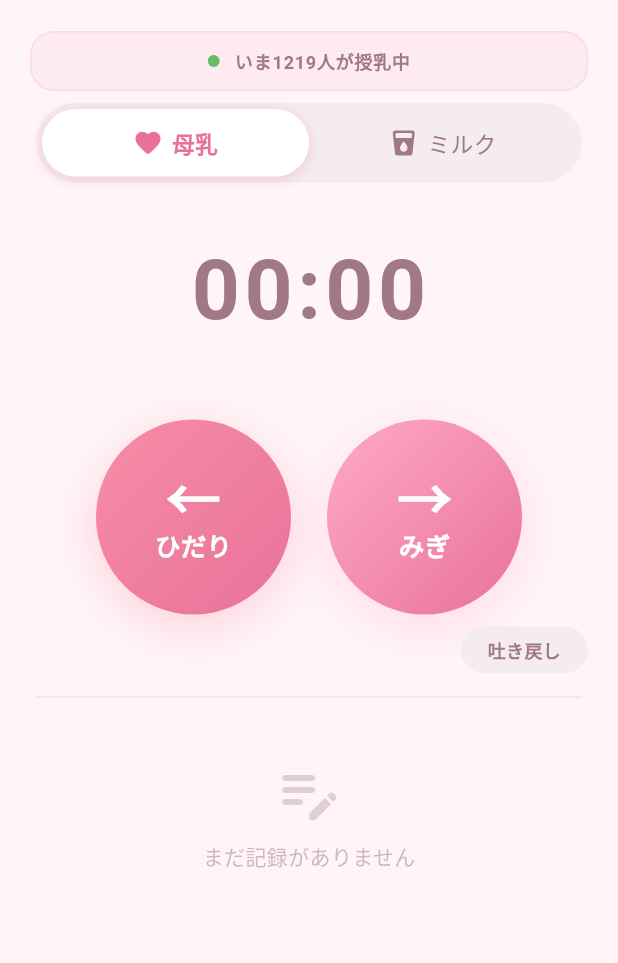
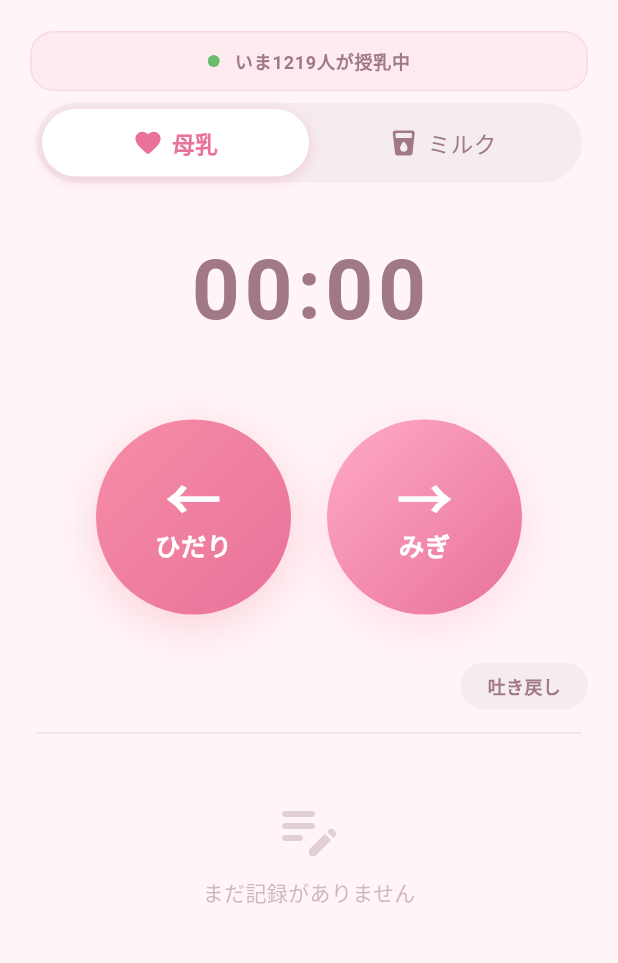
Before and after one commit to yoootan/milk-record-preview, a Flutter app: the screen it shows after launch, on a phone screen of 412 x 824 dp, the part 65-1028 px from its top. Run offline on Flutter 3.47's test engine with Material 3 defaults, Android fonts, the phone set to English and light mode, and no system bars; our stand-ins replace flutter_riverpod, google_fonts, hive, hive_flutter; accounts and stored records are empty.

Commit message:
母乳タブの下余白追加 + 吐き戻しボタンのボーダー削除
- 母乳タブのボタン下にSizedBox(24)を追加しミルクタブと同程度の余白に
- 吐き戻しポップアップボタンのボーダーを削除

Co-Authored-By: Claude Opus 4.6 <noreply@anthropic.com>

```diff
--- a/lib/widgets/breast_milk_view.dart
+++ b/lib/widgets/breast_milk_view.dart
@@ -103,6 +103,7 @@ class _BreastMilkViewState extends ConsumerState<BreastMilkView> {
           ] else ...[
             _buildStopButton(colors, s),
           ],
+          const SizedBox(height: 24),
         ],
       ),
     );
--- a/lib/widgets/spit_up_button.dart
+++ b/lib/widgets/spit_up_button.dart
@@ -150,12 +150,6 @@ class _SpitUpButtonState extends ConsumerState<SpitUpButton>
             decoration: BoxDecoration(
               color: isHighlighted ? chipColor : colors.card,
               shape: BoxShape.circle,
-              border: Border.all(
-                color: isHighlighted
-                    ? chipColor
-                    : chipColor.withValues(alpha: 0.4),
-                width: isHighlighted ? 2.5 : 1.5,
-              ),
               boxShadow: [
                 BoxShadow(
                   color: isHighlighted
```
